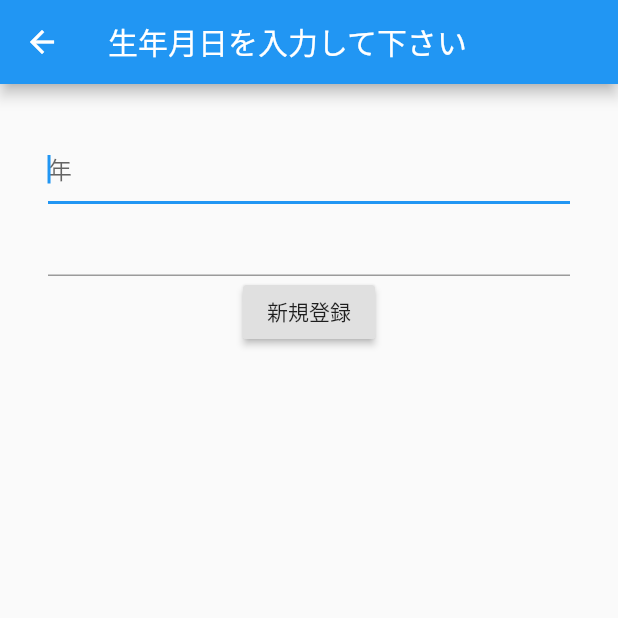
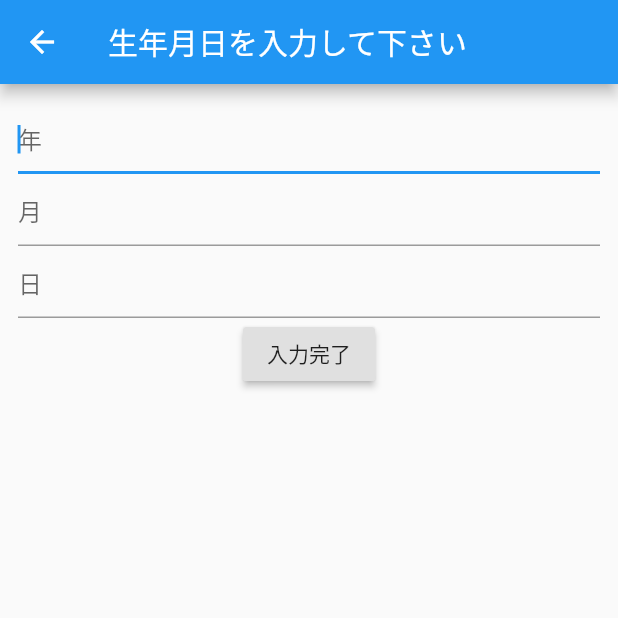
Before and after one commit to oka-teruhiro/chan_no_sanchusuimei, a Flutter app: the NikkanInput screen opened directly, on a phone screen of 412 x 824 dp, the top half of it. Run offline on Flutter 3.47's test engine with Material 2 defaults, Android fonts, the phone set to English and light mode, and no system bars.

Commit message:
第６版：生年月日から日干を算出する

```diff
--- a/lib/nikkan_input.dart
+++ b/lib/nikkan_input.dart
@@ -3,8 +3,22 @@ import 'package:flutter/material.dart';
 
 class NikkanInput extends StatelessWidget {
   final myFocusNode = FocusNode();
+  final myController = TextEditingController();
+
   String name;
-  final myController = TextEditingController();
+  String SeiNen = '1957';
+  String SeiTuki = '3';
+  String SeiHi = '31';
+  String SeiNenGatuHi = '1957年3月31日';
+  String Nikkan = '0';
+  DateTime Date2 = DateTime.now();
+  DateTime Date0 = DateTime(1900, 1, 1);
+  DateTime Date1 = DateTime(1900, 1, 1);
+  int seinen = 1957;
+  int seituki = 3;
+  int seihi = 31;
+  int nissuu = 0;
+  int nikkan = 0;
 
   @override
   Widget build(BuildContext context) {
@@ -14,7 +28,7 @@ class NikkanInput extends StatelessWidget {
       ),
       body: Container(
         child: Padding(
-          padding: const EdgeInsets.all(32.0),
+          padding: const EdgeInsets.all(12.0),
           child: Column(
             children: <Widget>[
               TextField(
@@ -23,29 +37,53 @@ class NikkanInput extends StatelessWidget {
                       //border: InputBorder.none,
                       hintText: '年'),
                   onChanged: (text) {
-                    name = text;
-                    print("$name");
+                    SeiNen = text;
+                    print("$SeiNen");
                   }),
               TextField(
+                  decoration: InputDecoration(
+                      //border: InputBorder.none,
+                      hintText: '月'),
+                  onChanged: (text) {
+                    SeiTuki = text;
+                    print("$SeiTuki");
+                  }),
+              TextField(
+                  decoration: InputDecoration(
+                      //border: InputBorder.none,
+                      hintText: '日'),
+                  onChanged: (text) {
+                    SeiHi = text;
+                    print("$SeiHi");
+                  }),
+              /*TextField(
+                decoration: InputDecoration(
+                    //border: InputBorder.none,
+                    hintText: '日'),
                 controller: myController,
-                focusNode: myFocusNode,
-              ),
+                //focusNode: myFocusNode,
+              ),*/
               RaisedButton(
-                child: Text('新規登録'),
+                child: Text('入力完了'),
                 onPressed: () {
                   //
+                  SeiNenGatuHi = SeiNen + '年' + SeiTuki + '月' + SeiHi + '日';
                   //myFocusNode.requestFocus();
-                  //print(myController.text);
-                  showDialog(
-                    context: context,
-                    builder: (context) {
-                      return AlertDialog(
-                        // Retrieve the text the user has entered by using the
-                        // TextEditingController.
-                        content: Text(myController.text),
-                      );
-                    },
-                  );
+                  print('$SeiNenGatuHi');
+
+                  print('$Date2');
+                  print('$Date0');
+                  seinen = int.parse(SeiNen);
+                  seituki = int.parse(SeiTuki);
+                  seihi = int.parse(SeiHi);
+                  Date1 = DateTime(seinen, seituki, seihi);
+
+                  nissuu = Date1.difference(Date0).inDays;
+                  nikkan = nissuu % 10;
+
+                  print('$nissuu');
+                  print('$nikkan');
+                  //print('$Date2');
                 },
               ),
             ],
```
